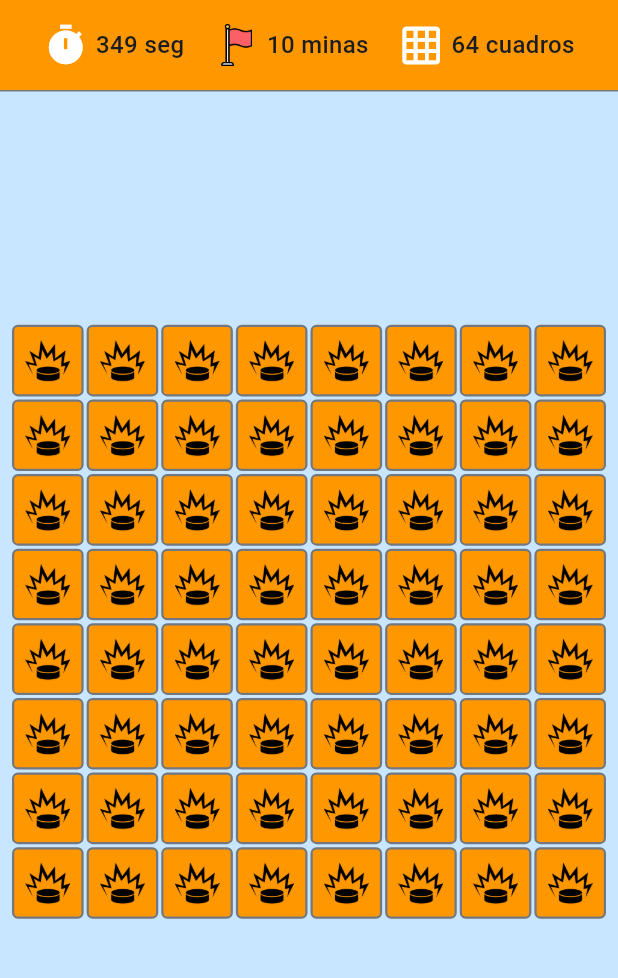
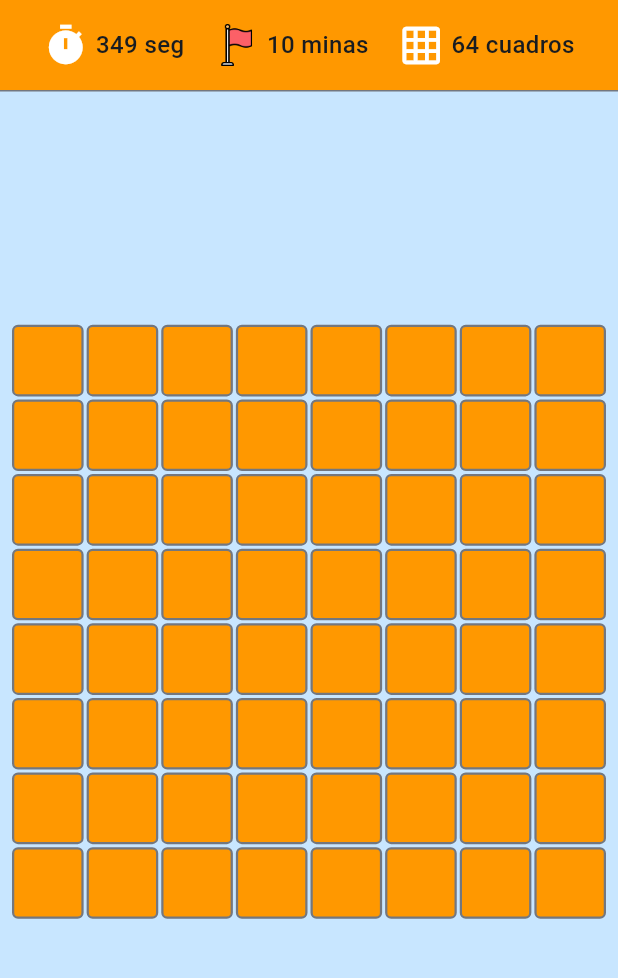
Before and after one commit to RenaLG5/3479A321_2023479013, a Flutter app: the screen it shows after launch, on a phone screen of 412 x 824 dp, the part 84-1062 px from its top. Run offline on Flutter 3.47's test engine with Material 3 defaults, Android fonts, the phone set to English and light mode, and no system bars; our stand-ins replace logger.

Commit message:
Añadiendo logica de estados a las casillas
Cambios de estado que se guarda en cada casilla

```diff
--- a/lib/ui/screens/minesweeper_screen.dart
+++ b/lib/ui/screens/minesweeper_screen.dart
@@ -35,6 +35,12 @@ class _MinesweeperScreenState extends State<MinesweeperScreen> {
     logger.i('dispose ejecutado');
 
     super.dispose();
+  }
+
+  void _onCellTapped(int index) {
+    setState(() {
+      _cells[index].isRevealed = true;
+    });
   }
 
   @override
@@ -131,7 +137,11 @@ class _MinesweeperScreenState extends State<MinesweeperScreen> {
             ),
             itemCount: 64,
             itemBuilder: (context, index) {
-              return MineCell(index: index);
+              return MineCell(
+                index: index,
+                cell: _cells[index],
+                onTap: () => _onCellTapped(index),
+              );
             },
           ),
         ),
--- a/lib/ui/widgets/mine_cell.dart
+++ b/lib/ui/widgets/mine_cell.dart
@@ -1,25 +1,51 @@
 import 'package:flutter/material.dart';
 import 'package:logger/logger.dart';
+import '/models/cell_model.dart';
 
 var logger = Logger();
 
 class MineCell extends StatelessWidget {
   final int index;
+  final CellModel cell;
+  final VoidCallback onTap;
 
-  const MineCell({Key? key, required this.index}) : super(key: key);
+  const MineCell({
+    Key? key,
+    required this.index,
+    required this.cell,
+    required this.onTap,
+  }) : super(key: key);
 
   @override
   Widget build(BuildContext context) {
     final theme = Theme.of(context);
 
-    return Container(
+    return GestureDetector(
+      onTap: onTap,
+      child: Container(
         decoration: BoxDecoration(
           color: theme.colorScheme.secondary,
           border: Border.all(color: theme.colorScheme.outline, width: 1.5),
           borderRadius: BorderRadius.circular(4),
         ),
         child: Center(
-        child: Image.asset('assets/icons/land-mine.png', width: 30, height: 30),
+          child: cell.isRevealed
+              ? cell.isBomb
+                    ? Image.asset(
+                        'assets/icons/land-mine.png',
+                        width: 30,
+                        height: 30,
+                      )
+                    : Text(
+                        '0',
+                        style: TextStyle(
+                          fontSize: 18,
+                          fontWeight: FontWeight.bold,
+                          color: theme.colorScheme.onSecondary,
+                        ),
+                      )
+              : null,
+        ),
       ),
     );
   }
```
Lines whose indentation alone changed are shown as unchanged.
